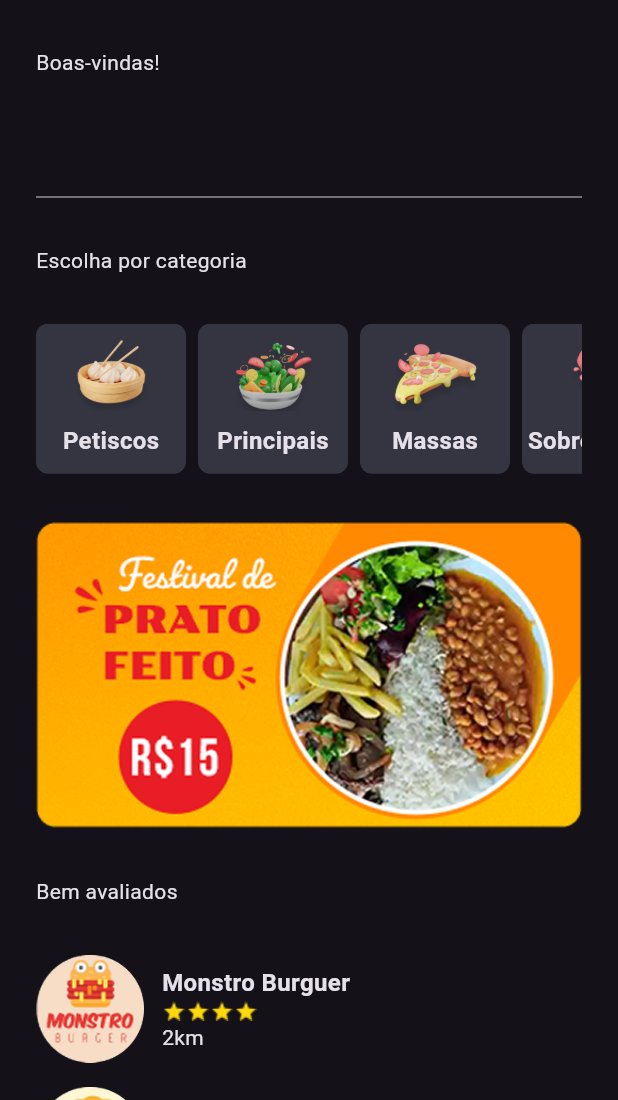
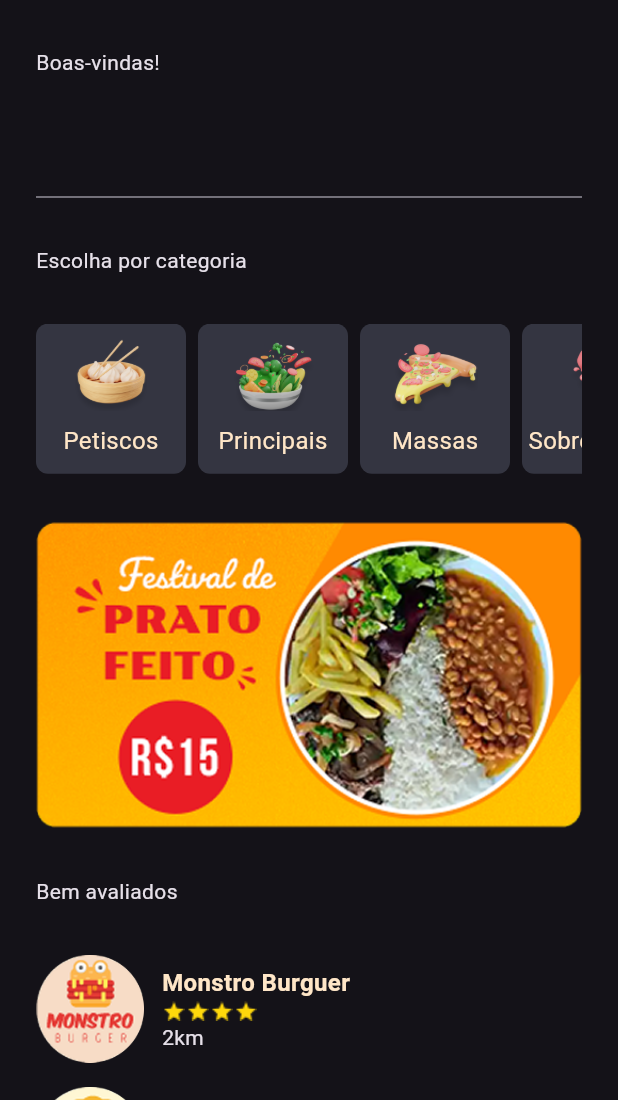
Before and after one commit to thomaspollarini/techtaste, a Flutter app: the HomeScreen screen opened directly, on a phone screen of 412 x 824 dp, the part 136-1236 px from its top. Run offline on Flutter 3.47's test engine with Material 3 defaults, Android fonts, the phone set to English and light mode, and no system bars; drawn by our look-alikes of badges.

Commit message:
changing text color

```diff
--- a/lib/ui/home/widgets/category_widget.dart
+++ b/lib/ui/home/widgets/category_widget.dart
@@ -26,7 +26,10 @@ class CategoryWidget extends StatelessWidget {
           ),
           Text(
             category,
-            style: TextStyle(fontSize: 16.0, fontWeight: FontWeight.bold),
+            style: TextStyle(
+              fontSize: 16.0,
+              color: AppColors.highlightText,
+            ),
           ),
         ],
       ),
--- a/lib/ui/home/widgets/restaurant_widget.dart
+++ b/lib/ui/home/widgets/restaurant_widget.dart
@@ -1,5 +1,6 @@
 import 'package:flutter/material.dart';
 import 'package:myapp/model/restaurant.dart';
+import 'package:myapp/ui/_core/app_colors.dart';
 import 'package:myapp/ui/restaurant/restaurant_screen.dart';
 
 class RestaurantWidget extends StatelessWidget {
@@ -28,7 +29,11 @@ class RestaurantWidget extends StatelessWidget {
             children: [
               Text(
                 restaurant.name,
-                style: TextStyle(fontSize: 16.0, fontWeight: FontWeight.bold),
+                style: TextStyle(
+                  fontSize: 16.0,
+                  fontWeight: FontWeight.bold,
+                  color: AppColors.highlightText,
+                ),
               ),
               Row(
                 children: List.generate(restaurant.stars.toInt(), (index) {
```
